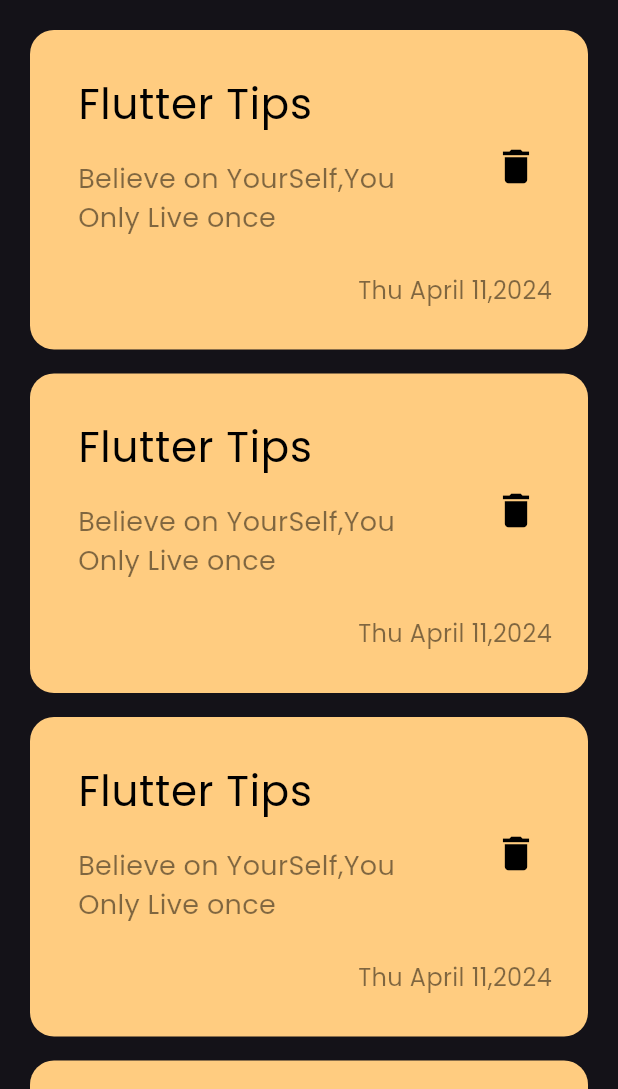
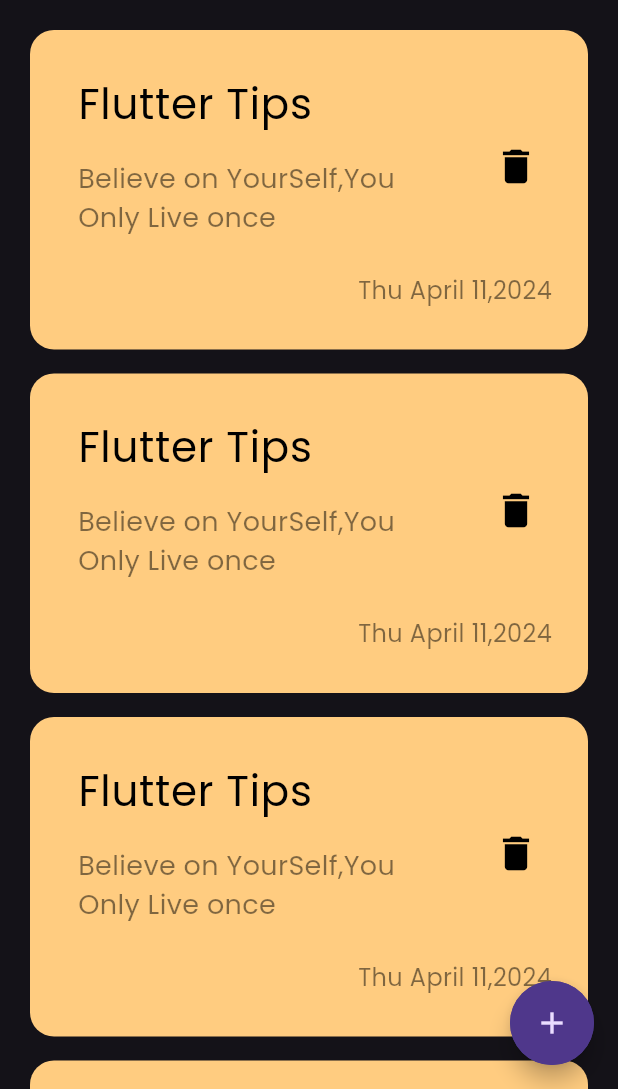
Before and after one commit to Mohamed-Dawood9/notes_app, a Flutter app: the screen it shows after launch, on a phone screen of 412 x 824 dp, the part 147-1236 px from its top. Run offline on Flutter 3.47's test engine with Material 3 defaults, Android fonts, the phone set to English and light mode, and no system bars.

Commit message:
Floating action button

```diff
--- a/lib/view/notes_view.dart
+++ b/lib/view/notes_view.dart
@@ -6,8 +6,12 @@ class NotesView extends StatelessWidget {
   static String id = "NotesView";
   @override
   Widget build(BuildContext context) {
-    return const Scaffold(
-      body: NotesViewBody(),
+    return Scaffold(
+      floatingActionButton: FloatingActionButton(
+          onPressed: () {},
+          shape: const CircleBorder(side: BorderSide(color: Color(0xff4e388b))),
+          child: const Icon(Icons.add)),
+      body: const NotesViewBody(),
     );
   }
 }
```
